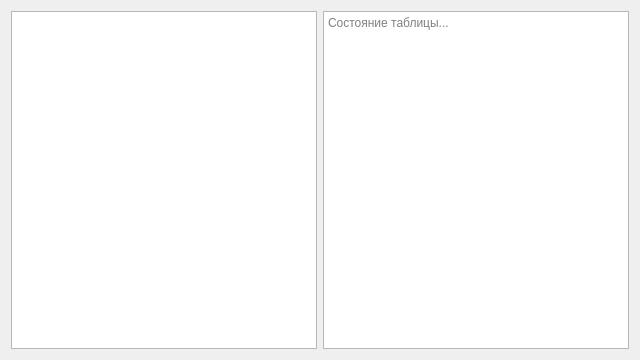
YoungTreezy/tmp3, file src/uis/table.ui: the form before one commit.
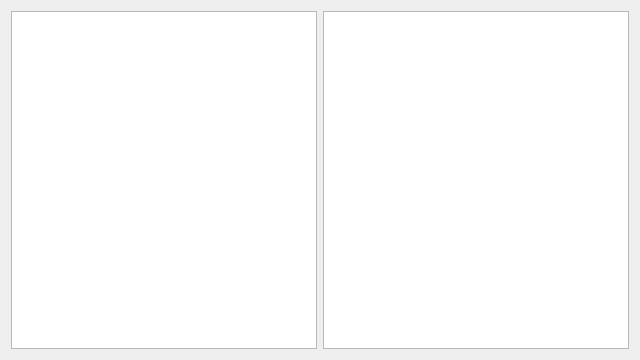
The form after the commit.

Patch:
```diff
--- a/src/uis/table.ui
+++ b/src/uis/table.ui
@@ -24,14 +24,7 @@
     <widget class="QTableView" name="tableView"/>
    </item>
    <item>
-    <widget class="QPlainTextEdit" name="plainTextEdit">
-     <property name="readOnly">
-      <bool>true</bool>
-     </property>
-     <property name="placeholderText">
-      <string>Состояние таблицы...</string>
-     </property>
-    </widget>
+    <widget class="QTextBrowser" name="textBrowser"/>
    </item>
   </layout>
  </widget>
```
